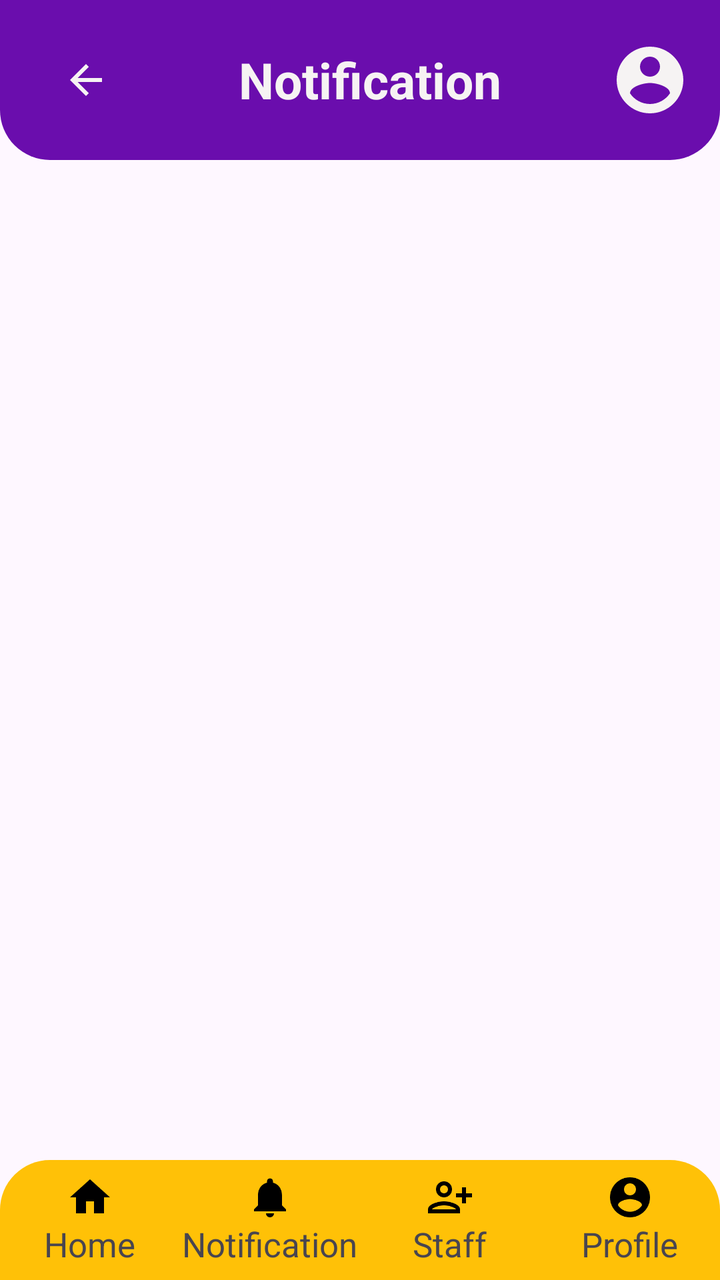
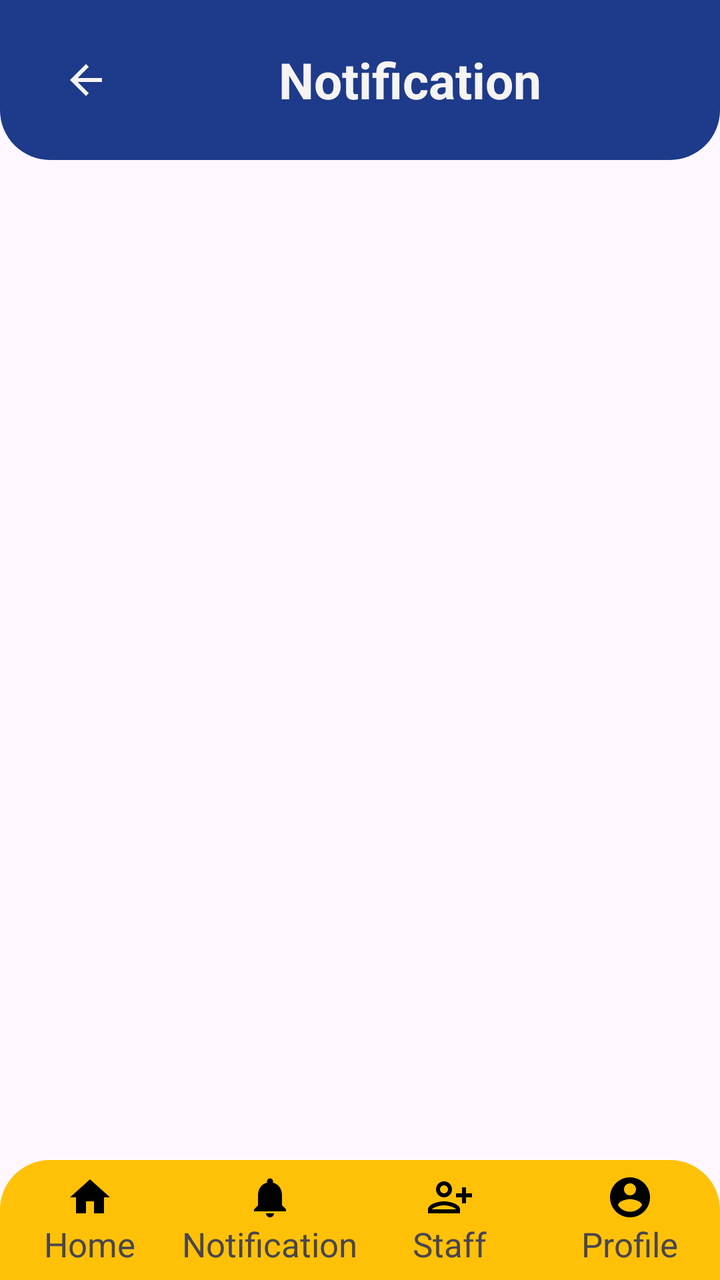

Before-and-after screenshots of an Android layout around one commit, followed by the original layout XML and the change that was made.
<!-- AndroidManifest.xml: application theme Theme.HostelComplaintApp -->
<!-- res/layout/activity_notification.xml -->
<?xml version="1.0" encoding="utf-8"?>
<LinearLayout xmlns:android="http://schemas.android.com/apk/res/android"
    android:id="@+id/main"
    android:layout_width="match_parent"
    android:layout_height="match_parent"
    android:orientation="vertical">

    
    <androidx.appcompat.widget.Toolbar
        android:layout_width="match_parent"
        android:layout_height="80dp"
        android:background="@drawable/toolbar_bg">

        <LinearLayout
            android:layout_width="match_parent"
            android:layout_height="match_parent"
            android:orientation="horizontal"
            android:gravity="center_vertical"
            android:padding="15dp">

            <ImageView
                android:id="@+id/btnBack"
                android:layout_width="24dp"
                android:layout_height="24dp"
                android:src="@drawable/baseline_arrow_back_24"
                android:layout_marginEnd="10dp"
                android:tint="@color/white"/>

            <TextView
                android:layout_width="0dp"
                android:layout_height="wrap_content"
                android:layout_weight="1"
                android:text="Notification"
                android:textColor="@color/white"
                android:textSize="25sp"
                android:textStyle="bold"
                android:gravity="center"/>

            <ImageView
                android:layout_width="40dp"
                android:layout_height="40dp"
                android:src="@drawable/baseline_account_circle_24"
                android:tint="@color/white"/>
        </LinearLayout>

    </androidx.appcompat.widget.Toolbar>

    
    <androidx.recyclerview.widget.RecyclerView
        android:id="@+id/recyclerView"
        android:layout_width="match_parent"
        android:layout_height="0dp"
        android:layout_weight="1"/>

    
    <LinearLayout
        android:layout_width="match_parent"
        android:layout_height="60dp"
        android:orientation="horizontal"
        android:background="@drawable/bottom_nav_bg"
        android:weightSum="4">

        
        <LinearLayout
            android:layout_width="0dp"
            android:layout_height="match_parent"
            android:layout_weight="1"
            android:gravity="center"
            android:orientation="vertical">

            <ImageView
                android:layout_width="24dp"
                android:layout_height="24dp"
                android:src="@drawable/baseline_home_24"/>

            <TextView
                android:layout_width="wrap_content"
                android:layout_height="wrap_content"
                android:text="Home"
                android:textSize="17sp"/>
        </LinearLayout>

        
        <LinearLayout
            android:layout_width="0dp"
            android:layout_height="match_parent"
            android:layout_weight="1"
            android:gravity="center"
            android:orientation="vertical">

            <ImageView
                android:id="@+id/btnNotification"
                android:layout_width="24dp"
                android:layout_height="24dp"
                android:src="@drawable/baseline_notifications_24"/>

            <TextView
                android:layout_width="wrap_content"
                android:layout_height="wrap_content"
                android:text="Notification"
                android:textSize="17sp"/>
        </LinearLayout>

        
        <LinearLayout
            android:layout_width="0dp"
            android:layout_height="match_parent"
            android:layout_weight="1"
            android:gravity="center"
            android:orientation="vertical">

            <ImageView
                android:id="@+id/staff_manage"
                android:layout_width="24dp"
                android:layout_height="24dp"
                android:src="@drawable/baseline_person_add_alt_24"/>

            <TextView
                android:layout_width="wrap_content"
                android:layout_height="wrap_content"
                android:text="Staff"
                android:textSize="17sp"/>
        </LinearLayout>

        
        <LinearLayout
            android:layout_width="0dp"
            android:layout_height="match_parent"
            android:layout_weight="1"
            android:gravity="center"
            android:orientation="vertical">

            <ImageView
                android:id="@+id/imgprof"
                android:layout_width="24dp"
                android:layout_height="24dp"
                android:src="@drawable/baseline_account_circle_24"/>

            <TextView
                android:layout_width="wrap_content"
                android:layout_height="wrap_content"
                android:text="Profile"
                android:textSize="17sp"/>
        </LinearLayout>

    </LinearLayout>

</LinearLayout>
<!-- resources referenced by this layout -->
<resources>
  <color name="white">#F6F3F3</color>
  <!-- drawable baseline_account_circle_24 (drawable) -->
  <vector xmlns:android="http://schemas.android.com/apk/res/android" android:height="24dp" android:tint="#000000" android:viewportHeight="24" android:viewportWidth="24" android:width="24dp">
        
      <path android:fillColor="@android:color/white" android:pathData="M12,2C6.48,2 2,6.48 2,12s4.48,10 10,10 10,-4.48 10,-10S17.52,2 12,2zM12,5c1.66,0 3,1.34 3,3s-1.34,3 -3,3 -3,-1.34 -3,-3 1.34,-3 3,-3zM12,19.2c-2.5,0 -4.71,-1.28 -6,-3.22 0.03,-1.99 4,-3.08 6,-3.08 1.99,0 5.97,1.09 6,3.08 -1.29,1.94 -3.5,3.22 -6,3.22z"/>
      
  </vector>
  <!-- drawable baseline_arrow_back_24 (drawable) -->
  <vector xmlns:android="http://schemas.android.com/apk/res/android" android:autoMirrored="true" android:height="24dp" android:tint="#000000" android:viewportHeight="24" android:viewportWidth="24" android:width="24dp">
        
      <path android:fillColor="@android:color/white" android:pathData="M20,11H7.83l5.59,-5.59L12,4l-8,8 8,8 1.41,-1.41L7.83,13H20v-2z"/>
      
  </vector>
  <!-- drawable baseline_home_24 (drawable) -->
  <vector xmlns:android="http://schemas.android.com/apk/res/android" android:height="24dp" android:tint="#000000" android:viewportHeight="24" android:viewportWidth="24" android:width="24dp">
        
      <path android:fillColor="@android:color/white" android:pathData="M10,20v-6h4v6h5v-8h3L12,3 2,12h3v8z"/>
      
  </vector>
  <!-- drawable baseline_notifications_24 (drawable) -->
  <vector xmlns:android="http://schemas.android.com/apk/res/android" android:height="24dp" android:tint="#000000" android:viewportHeight="24" android:viewportWidth="24" android:width="24dp">
        
      <path android:fillColor="@android:color/white" android:pathData="M12,22c1.1,0 2,-0.9 2,-2h-4c0,1.1 0.89,2 2,2zM18,16v-5c0,-3.07 -1.64,-5.64 -4.5,-6.32L13.5,4c0,-0.83 -0.67,-1.5 -1.5,-1.5s-1.5,0.67 -1.5,1.5v0.68C7.63,5.36 6,7.92 6,11v5l-2,2v1h16v-1l-2,-2z"/>
      
  </vector>
  <!-- drawable baseline_person_add_alt_24 (drawable) -->
  <vector xmlns:android="http://schemas.android.com/apk/res/android" android:height="24dp" android:tint="#000000" android:viewportHeight="24" android:viewportWidth="24" android:width="24dp">
        
      <path android:fillColor="@android:color/white" android:pathData="M13,8c0,-2.21 -1.79,-4 -4,-4S5,5.79 5,8s1.79,4 4,4S13,10.21 13,8zM11,8c0,1.1 -0.9,2 -2,2S7,9.1 7,8s0.9,-2 2,-2S11,6.9 11,8zM1,18v2h16v-2c0,-2.66 -5.33,-4 -8,-4S1,15.34 1,18zM3,18c0.2,-0.71 3.3,-2 6,-2c2.69,0 5.78,1.28 6,2H3zM20,15v-3h3v-2h-3V7h-2v3h-3v2h3v3H20z"/>
      
  </vector>
  <!-- drawable bottom_nav_bg (drawable) -->
  <?xml version="1.0" encoding="utf-8"?>
  <shape xmlns:android="http://schemas.android.com/apk/res/android">
  
      
      <solid android:color="#FFC107"/>
  
      
      <corners
          android:topLeftRadius="25dp"
          android:topRightRadius="25dp"
          android:bottomLeftRadius="0dp"
          android:bottomRightRadius="0dp"/>
  
  </shape>
  <!-- drawable toolbar_bg (drawable) -->
  <?xml version="1.0" encoding="utf-8"?>
  <shape xmlns:android="http://schemas.android.com/apk/res/android">
  
      <solid android:color="@color/purple"/>
  
      <corners
          android:topLeftRadius="0dp"
          android:topRightRadius="0dp"
          android:bottomLeftRadius="25dp"
          android:bottomRightRadius="25dp"/>
  
  </shape>
  <style name="Theme.HostelComplaintApp" parent="Base.Theme.HostelComplaintApp" />
  <color name="purple">#6A0DAD</color>
  <style name="Base.Theme.HostelComplaintApp" parent="Theme.Material3.DayNight.NoActionBar">
          
          
      </style>
</resources>

<!-- the commit's change to res/layout/activity_notification.xml (unified diff, before → after) -->
@@ -36,12 +36,8 @@
                 android:textStyle="bold"
                 android:gravity="center"/>
 
-            <ImageView
-                android:layout_width="40dp"
-                android:layout_height="40dp"
-                android:src="@drawable/baseline_account_circle_24"
-                android:tint="@color/white"/>
         </LinearLayout>
+
 
     </androidx.appcompat.widget.Toolbar>
 
@@ -69,6 +65,7 @@
             android:orientation="vertical">
 
             <ImageView
+                android:id="@+id/gotohomepg"
                 android:layout_width="24dp"
                 android:layout_height="24dp"
                 android:src="@drawable/baseline_home_24"/>
<!-- resource entries referenced after the edit -->
@@ -50,7 +50,7 @@
   <?xml version="1.0" encoding="utf-8"?>
   <shape xmlns:android="http://schemas.android.com/apk/res/android">
   
-      <solid android:color="@color/purple"/>
+      <solid android:color="#1E3A8A"/>
   
       <corners
           android:topLeftRadius="0dp"
@@ -60,7 +60,6 @@
   
   </shape>
   <style name="Theme.HostelComplaintApp" parent="Base.Theme.HostelComplaintApp" />
-  <color name="purple">#6A0DAD</color>
   <style name="Base.Theme.HostelComplaintApp" parent="Theme.Material3.DayNight.NoActionBar">
           
           
